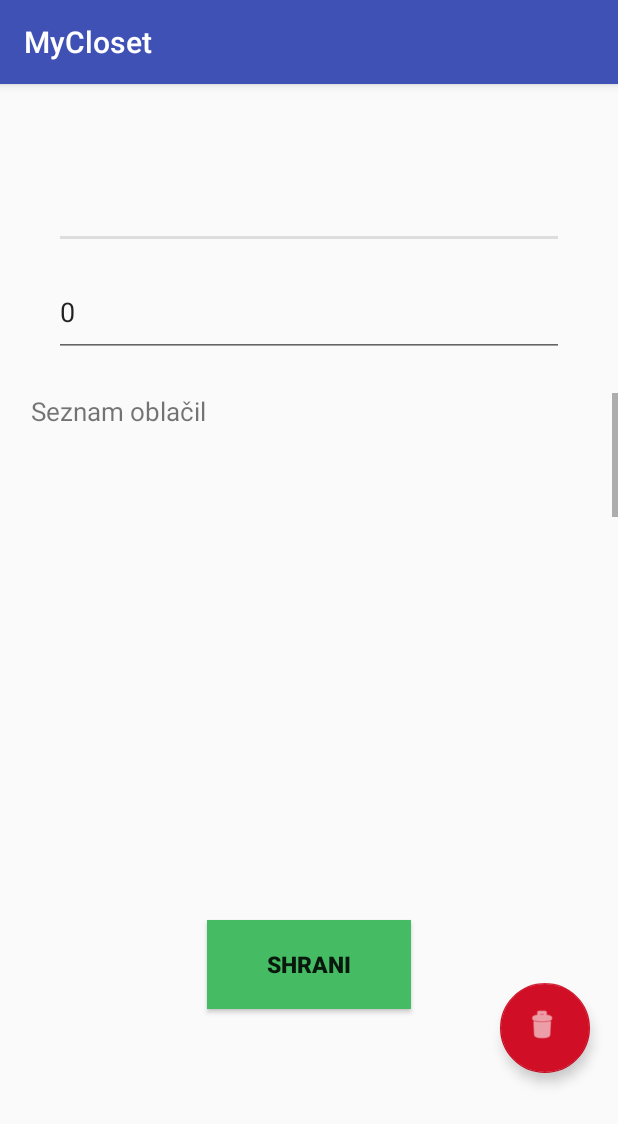
After one commit to katrajh/MyClosetVse, an Android app: the UrejanjePoliceActivity screen opened directly, with no data from a screen before it, on a phone screen of 412 x 824 dp. The commit adds this screen. Shown: the top 1124 px of the screen. Run offline under Robolectric (Android 15) with nearby library versions, the phone set to English and light mode, and no system bars; our stand-ins replace Room's generated code.

Commit message:
commit vse ... delujoce urejanje police

```diff
--- a/app/build.gradle
+++ b/app/build.gradle
@@ -47,7 +47,3 @@ dependencies {
     implementation 'com.android.support:recyclerview-v7:26.1.0'
     implementation 'com.android.support:design:26.1.0'
 }
-
-dependencies {
-    implementation 'com.android.support.constraint:constraint-layout:+'
-}
--- a/app/src/main/java/rvir/mycloset/OblaciloDao.java
+++ b/app/src/main/java/rvir/mycloset/OblaciloDao.java
@@ -23,6 +23,9 @@ public interface OblaciloDao {
     @Query("SELECT * FROM oblacilo WHERE id_oblacilo IN (:oblaciloId)")
     List<Oblacilo> loadAllByIds(int[] oblaciloId);
 
+    @Query("SELECT * FROM oblacilo WHERE tk_id_polica =:policaId")
+    List<Oblacilo> getAllIstaPolica(final int policaId);
+
     @Query("SELECT * FROM oblacilo WHERE naziv LIKE :naziv LIMIT 1")
     List<Oblacilo> findOblaciloByName(String naziv);
 
--- a/app/src/main/java/rvir/mycloset/PolicaDao.java
+++ b/app/src/main/java/rvir/mycloset/PolicaDao.java
@@ -18,8 +18,8 @@ public interface PolicaDao {
     @Query("SELECT * FROM polica")
     List<Polica> getAll();
 
-    @Query("SELECT * FROM polica WHERE id_polica IN (:policaId)")
-    List<Polica> loadAllByIds(int[] policaId);
+    @Query("SELECT * FROM polica WHERE id_polica =:policaId AND tk_id_omara =:tk_idO")
+    List<Polica> getPolicaById(int policaId, int tk_idO);
 
     @Query("SELECT * FROM polica WHERE tk_id_omara=:omaraId")
     List<Polica> getAllIstaOmara(final int omaraId);
@@ -35,4 +35,10 @@ public interface PolicaDao {
 
     @Query("DELETE FROM polica")
     void deleteAll();
+
+    @Query("DELETE FROM polica WHERE id_polica =:policaId")
+    void deleteOne(final int policaId);
+
+    @Query("UPDATE polica SET polica_naziv=:nazivP, polica_kapaciteta=:kapacP WHERE id_polica=:policaId AND tk_id_omara=:tk_idOmara")
+    void updateOne(int policaId, String nazivP, int kapacP, int tk_idOmara);
 }
--- /dev/null
+++ b/app/src/main/java/rvir/mycloset/UrejanjePoliceActivity.java
@@ -0,0 +1,171 @@
+package rvir.mycloset;
+
+import android.app.Activity;
+import android.app.AlertDialog;
+import android.arch.persistence.room.Room;
+import android.content.DialogInterface;
+import android.content.Intent;
+import android.support.design.widget.FloatingActionButton;
+import android.support.v7.app.AppCompatActivity;
+import android.os.Bundle;
+import android.util.Log;
+import android.view.View;
+import android.widget.AdapterView;
+import android.widget.ArrayAdapter;
+import android.widget.Button;
+import android.widget.EditText;
+import android.widget.ListAdapter;
+import android.widget.ListView;
+import android.widget.Toast;
+
+import java.util.ArrayList;
+import java.util.List;
+
+public class UrejanjePoliceActivity extends AppCompatActivity {
+
+    AppDB db;
+
+    EditText et_nazivP;
+    EditText et_kapacitetaP;
+    ListView listViewObleke;
+    Button btn_shrani;
+
+    int v_idP;
+    String v_nazivP;
+    int v_kapacP;
+    int v_tkIdO;
+
+    ArrayList<String> arrayList_oblacila;
+    List<Polica> policaList;
+
+    @Override
+    protected void onCreate(Bundle savedInstanceState) {
+        super.onCreate(savedInstanceState);
+        setContentView(R.layout.activity_urejanje_police);
+
+        Bundle bundle = getIntent().getExtras();
+
+        if(bundle != null) {
+            v_idP = bundle.getInt("idP");
+            v_nazivP = bundle.getString("nazivP");
+            v_kapacP = bundle.getInt("kapacP");
+            v_tkIdO = bundle.getInt("idO");
+        }
+
+        et_nazivP = (EditText) findViewById(R.id.et_uNazivP);
+        et_kapacitetaP = (EditText) findViewById(R.id.et_uKapacitetaP);
+        btn_shrani = (Button) findViewById(R.id.btn_shraniSpr);
+
+        listViewObleke = (ListView) findViewById(R.id.lv_seznamOblacil);
+
+        db = Room.databaseBuilder(getApplicationContext(),AppDB.class, "rvir")
+                .allowMainThreadQueries().fallbackToDestructiveMigration()
+                .build();
+
+        policaList = db.policaDao().getAllIstaOmara(v_tkIdO);
+
+        Log.w("LOG ", "Polica id: "+v_idP);
+        Log.w("LOG ", "Polica naziv: "+v_nazivP);
+        Log.w("LOG ", "Polica kapaciteta: "+v_kapacP);
+        Log.w("LOG ", "Polica tk_omara: "+v_tkIdO);
+
+
+        et_nazivP.setText(v_nazivP);
+        et_kapacitetaP.setText(Integer.toString(v_kapacP));
+
+        // SEZNAM OBLACIL
+
+        final List<Oblacilo> list_oblacila = db.oblaciloDao().getAllIstaPolica(v_idP);
+
+        arrayList_oblacila = new ArrayList<>();
+
+        if (list_oblacila.size() == 0) {
+            Toast.makeText(UrejanjePoliceActivity.this, "V omari še nimate oblačil.", Toast.LENGTH_LONG).show();
+        }
+        else {
+            for (int i=0; i<list_oblacila.size(); i++) {
+                String nazivO = list_oblacila.get(i).getNaziv();
+
+                arrayList_oblacila.add(nazivO);
+                ListAdapter listAdapter = new ArrayAdapter<>(this, android.R.layout.simple_list_item_1, arrayList_oblacila);
+                listViewObleke.setAdapter(listAdapter);
+            }
+        }
+
+
+        // za posamezne obleke ko kliknes na ene
+        // prestavi te na activity urejanje oblacila
+
+        listViewObleke.setOnItemClickListener(new AdapterView.OnItemClickListener() {
+            @Override
+            public void onItemClick(AdapterView<?> adapterView, View view, int i, long l) {
+
+                String idOb = ""+list_oblacila.get(i).getId();
+
+                Log.w("LOG", "IdOblacilo: "+idOb);
+
+                Intent intent = new Intent(view.getContext(), UrejanjeOblacilaActivity.class);
+                intent.putExtra("idOb", idOb);
+
+                startActivity(intent);
+
+            }
+        });
+
+        // gumb DELETE ONE (brisanje trenutne omare)
+
+        final FloatingActionButton fab_deleteOne = (FloatingActionButton) findViewById(R.id.fab_deleteP);
+        fab_deleteOne.setOnClickListener(new View.OnClickListener() {
+            @Override
+            public void onClick(View view) {
+                db.policaDao().deleteOne(v_idP);
+
+                startActivity(new Intent(getApplicationContext(), SeznamPolicActivity.class));
+                finish();
+            }
+        });
+
+    }
+
+    public void gumb_shraniSpr(View view) {
+        showDialogShrani(this, "Potrditev", "Ali je vnos podatkov pravilen?");
+    }
+
+    public void showDialogShrani(Activity activity, String naslov, CharSequence msg) {
+
+        AlertDialog.Builder builder = new AlertDialog.Builder(activity);
+
+        if(naslov != null) {
+            builder.setTitle(naslov);
+        }
+
+        builder.setMessage(msg);
+        builder.setPositiveButton("Da", new DialogInterface.OnClickListener() {
+            @Override
+            public void onClick(DialogInterface dialogInterface, int i) {
+                if(et_nazivP.toString().length() != 0) {
+
+                    String nazivP = et_nazivP.getText().toString();
+                    int kapacitetaP = Integer.parseInt(et_kapacitetaP.getText().toString());
+
+                    db.policaDao().updateOne(v_idP, nazivP, kapacitetaP, v_tkIdO);
+
+                    Log.w("LOG", "nazivP: "+nazivP+", kapac: "+kapacitetaP+", tk_idOmare:"+v_tkIdO);
+
+                    Toast.makeText(UrejanjePoliceActivity.this, "Omara uspešno urejena!", Toast.LENGTH_SHORT).show();
+
+                    Intent intent = new Intent(getApplicationContext(), SeznamPolicActivity.class);
+                    intent.putExtra("idO", v_tkIdO);
+                    startActivity(intent);
+                    finish();
+                }
+            }
+        });
+
+        builder.setNegativeButton("Ne", null);
+        builder.show();
+
+    }
+
+
+}
--- /dev/null
+++ b/app/src/main/res/layout/activity_urejanje_police.xml
@@ -0,0 +1,149 @@
+<?xml version="1.0" encoding="utf-8"?>
+<android.support.constraint.ConstraintLayout xmlns:android="http://schemas.android.com/apk/res/android"
+    xmlns:app="http://schemas.android.com/apk/res-auto"
+    xmlns:tools="http://schemas.android.com/tools"
+    android:layout_width="match_parent"
+    android:layout_height="match_parent"
+    tools:context=".UrejanjePoliceActivity">
+
+    <TextView
+        android:id="@+id/tv_urejanje"
+        android:layout_width="170dp"
+        android:layout_height="30dp"
+        android:layout_marginEnd="8dp"
+        android:layout_marginLeft="8dp"
+        android:layout_marginRight="8dp"
+        android:layout_marginStart="8dp"
+        android:layout_marginTop="16dp"
+        android:textAlignment="center"
+        android:textSize="20sp"
+        android:textStyle="bold"
+        app:layout_constraintEnd_toEndOf="parent"
+        app:layout_constraintStart_toStartOf="parent"
+        app:layout_constraintTop_toTopOf="parent"
+        tools:text="Urejanje police" />
+
+    <EditText
+        android:id="@+id/et_uNazivP"
+        android:layout_width="340dp"
+        android:layout_height="60dp"
+        android:layout_marginEnd="8dp"
+        android:layout_marginLeft="8dp"
+        android:layout_marginRight="8dp"
+        android:layout_marginStart="8dp"
+        android:layout_marginTop="4dp"
+        android:ems="10"
+        android:inputType="textPersonName"
+        app:layout_constraintEnd_toEndOf="parent"
+        app:layout_constraintStart_toStartOf="parent"
+        app:layout_constraintTop_toBottomOf="@+id/tv_urejanje" />
+
+    <EditText
+        android:id="@+id/et_uKapacitetaP"
+        android:layout_width="340dp"
+        android:layout_height="60dp"
+        android:layout_marginEnd="8dp"
+        android:layout_marginLeft="8dp"
+        android:layout_marginRight="8dp"
+        android:layout_marginStart="8dp"
+        android:layout_marginTop="12dp"
+        android:ems="10"
+        android:inputType="textPersonName"
+        app:layout_constraintEnd_toEndOf="parent"
+        app:layout_constraintStart_toStartOf="parent"
+        app:layout_constraintTop_toBottomOf="@+id/et_uNazivP" />
+
+
+    <ScrollView
+        android:id="@+id/scrollView2"
+        android:layout_width="match_parent"
+        android:layout_height="200dp"
+        android:layout_marginLeft="4dp"
+        android:layout_marginStart="4dp"
+        android:layout_marginTop="24dp"
+        app:layout_constraintStart_toStartOf="parent"
+        app:layout_constraintTop_toBottomOf="@+id/et_uKapacitetaP">
+
+
+        <android.support.constraint.ConstraintLayout
+            android:layout_width="match_parent"
+            android:layout_height="match_parent">
+
+            <TextView
+                android:id="@+id/tv_seznamOblacil"
+                android:layout_width="wrap_content"
+                android:layout_height="wrap_content"
+                android:layout_marginEnd="8dp"
+                android:layout_marginLeft="8dp"
+                android:layout_marginRight="8dp"
+                android:layout_marginStart="8dp"
+                android:text="Seznam oblačil"
+                android:textSize="17sp"
+                app:layout_constraintEnd_toEndOf="parent"
+                app:layout_constraintHorizontal_bias="0.032"
+                app:layout_constraintStart_toStartOf="parent"
+                app:layout_constraintTop_toTopOf="parent" />
+
+            <ListView
+                android:id="@+id/lv_seznamOblacil"
+                android:layout_width="340dp"
+                android:layout_height="450dp"
+                android:layout_marginEnd="8dp"
+                android:layout_marginLeft="8dp"
+                android:layout_marginRight="8dp"
+                android:layout_marginTop="8dp"
+                app:layout_constraintEnd_toEndOf="parent"
+                app:layout_constraintHorizontal_bias="0.625"
+                app:layout_constraintStart_toStartOf="parent"
+                app:layout_constraintTop_toBottomOf="@+id/tv_seznamOblacil" />
+        </android.support.constraint.ConstraintLayout>
+    </ScrollView>
+
+    <Button
+        android:id="@+id/btn_shraniSpr"
+        android:layout_width="136dp"
+        android:layout_height="59dp"
+        android:layout_marginBottom="8dp"
+        android:layout_marginEnd="8dp"
+        android:layout_marginLeft="8dp"
+        android:layout_marginRight="8dp"
+        android:layout_marginStart="8dp"
+        android:layout_marginTop="8dp"
+        android:background="@color/green"
+        android:onClick="gumb_shraniSpr"
+        android:text="Shrani"
+        android:textSize="15sp"
+        android:textStyle="bold"
+        app:layout_constraintBottom_toBottomOf="parent"
+        app:layout_constraintEnd_toEndOf="parent"
+        app:layout_constraintStart_toStartOf="parent"
+        app:layout_constraintTop_toBottomOf="@+id/scrollView2"
+        tools:text="Shrani" />
+
+
+    <android.support.design.widget.FloatingActionButton
+        android:id="@+id/fab_deleteP"
+        android:layout_width="75dp"
+        android:layout_height="60dp"
+        android:layout_marginBottom="16dp"
+        android:layout_marginEnd="8dp"
+        android:layout_marginLeft="8dp"
+        android:layout_marginRight="8dp"
+        android:layout_marginStart="8dp"
+        android:layout_marginTop="8dp"
+        android:clickable="true"
+        android:focusable="true"
+        android:tint="@color/white"
+        app:backgroundTint="@color/red"
+        app:elevation="5dp"
+        app:layout_constraintBottom_toBottomOf="parent"
+        app:layout_constraintEnd_toEndOf="parent"
+        app:layout_constraintHorizontal_bias="0.833"
+        app:layout_constraintStart_toEndOf="@+id/btn_shraniSpr"
+        app:layout_constraintTop_toBottomOf="@+id/scrollView2"
+        app:layout_constraintVertical_bias="0.666"
+        app:rippleColor="@color/white"
+        app:srcCompat="@android:drawable/ic_menu_delete"
+        tools:srcCompat="@color/white" />
+
+</android.support.constraint.ConstraintLayout>
```
Also changed, not shown: app/src/main/AndroidManifest.xml (+9 -4 lines), app/src/main/java/rvir/mycloset/DodajOmaroActivity.java (deleted, +0 -65 lines), app/src/main/java/rvir/mycloset/Oblacilo.java (+7 -7 lines), app/src/main/java/rvir/mycloset/Polica.java (+7 -0 lines), app/src/main/java/rvir/mycloset/PopUpDialog_DodajPolico.java (+7 -4 lines), app/src/main/java/rvir/mycloset/SeznamOmarActivity.java (+4 -3 lines), app/src/main/java/rvir/mycloset/SeznamPolicActivity.java (+45 -22 lines), app/src/main/java/rvir/mycloset/UrejanjeOblacilaActivity.java (added, +18 -0 lines), app/src/main/res/layout/activity_dodaj_omaro.xml (deleted, +0 -45 lines), app/src/main/res/layout/activity_urejanje_oblacila.xml (added, +9 -0 lines).
